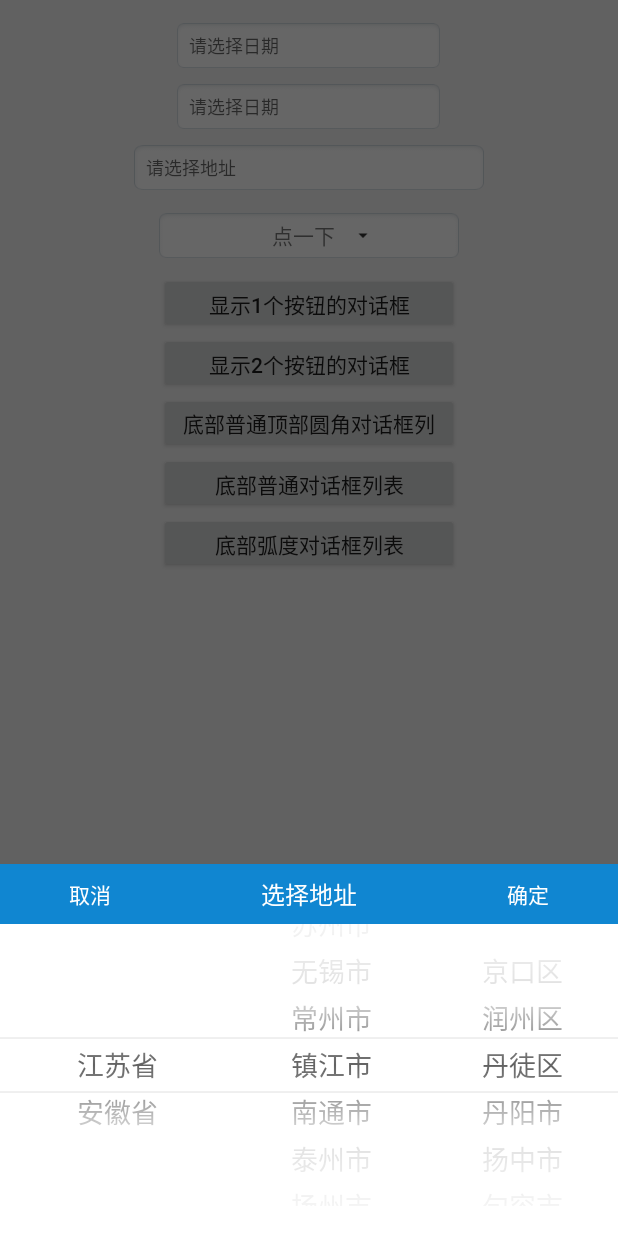
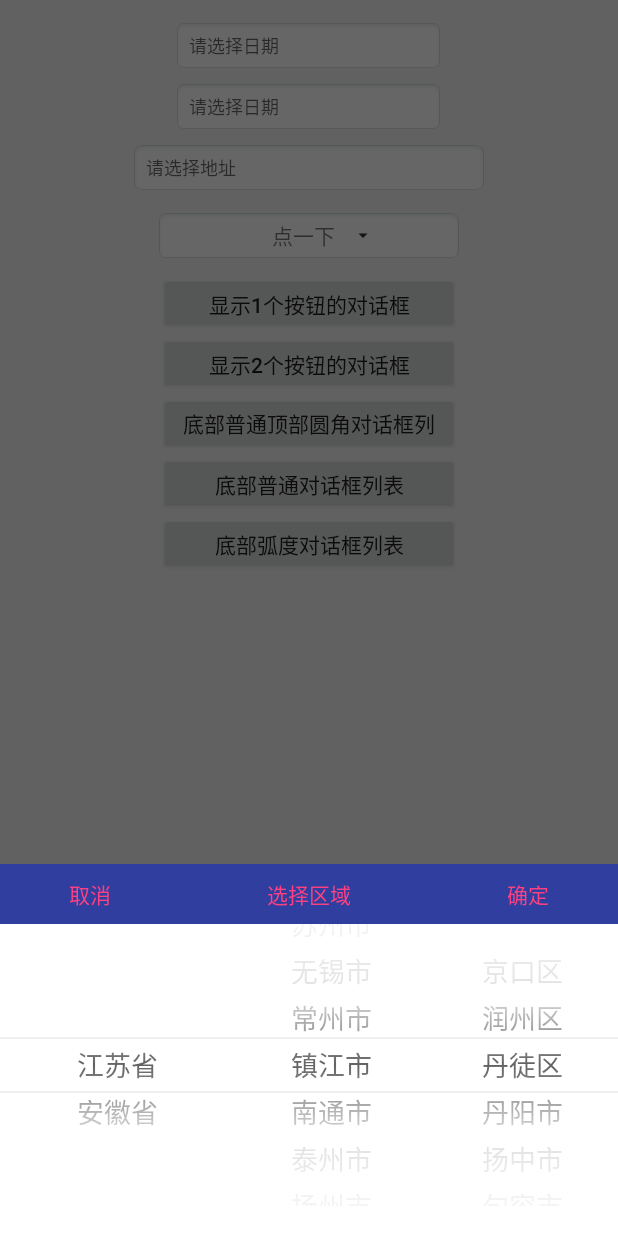
Before and after one commit to ChrisLeeLcx/CpLibrary, an Android app: the DialogActivity screen opened directly, with no data from a screen before it, after a tap on an icon or button, on a phone screen of 412 x 824 dp. Run offline under Robolectric (Android 15) with nearby library versions, the phone set to English and light mode, and no system bars; our stand-ins replace EventBus.

Commit message:
1、增加地址选择器标题栏外观设置

```diff
--- a/app/src/main/java/com/lee/demo/ui/activity/DialogActivity.java
+++ b/app/src/main/java/com/lee/demo/ui/activity/DialogActivity.java
@@ -74,6 +74,10 @@ public class DialogActivity extends SwipeBackActivity implements View.OnClickLis
         cityPickerUtil.setDefaultArea("江苏省","镇江市","丹徒区");  //默认显示的省份
 //        cityPickerUtil.setDefaultArea("江苏省","镇江市","");  //默认显示的省份
 //        cityPickerUtil.setDefaultArea("江苏省","","");  //默认显示的省份
+        cityPickerUtil.settTitle("选择区域");
+        cityPickerUtil.settBgColor(getResources().getColor(R.color.colorPrimaryDark));
+        cityPickerUtil.settTxtColor(getResources().getColor(R.color.colorAccent));
+        cityPickerUtil.settTxtSize(14);
     }
 
     @Override
--- a/cplibrary/src/main/java/cn/lee/cplibrary/widget/picker/util/CityPickerUtil.java
+++ b/cplibrary/src/main/java/cn/lee/cplibrary/widget/picker/util/CityPickerUtil.java
@@ -3,6 +3,7 @@ package cn.lee.cplibrary.widget.picker.util;
 import android.annotation.SuppressLint;
 import android.app.Dialog;
 import android.content.Context;
+import android.graphics.Color;
 import android.os.Handler;
 import android.os.Message;
 import android.view.LayoutInflater;
@@ -19,6 +20,8 @@ import java.util.List;
 import java.util.Map;
 
 import cn.lee.cplibrary.R;
+import cn.lee.cplibrary.util.ObjectUtils;
+import cn.lee.cplibrary.util.ScreenUtil;
 import cn.lee.cplibrary.util.dialog.CpComDialog;
 import cn.lee.cplibrary.util.LogUtil;
 import cn.lee.cplibrary.widget.picker.adapter.TextualWheelAdapter;
@@ -57,20 +60,12 @@ public class CityPickerUtil {
     private CityPickerCallBack callBack = null;
     private static int vsibleItemNum = 6;
     private static boolean isCyclic = false;
+    //标题栏外观设置
+    private int tBgColor = Color.parseColor("#1086D1");//时间选择框标题栏背景色
+    private int tTxtColor = Color.parseColor("#FFFFFF");//标题栏：文字颜色（确定、取消按钮、标题）
+    private String tTitle="选择地址";
+    private int tTxtSize=14; //单位 sp ，
 
-    public String[] getProvinceShow() {
-        return provinceShow;
-    }
-
-    public void setProvinceShow(String[] provinceShow) {
-        this.provinceShow = provinceShow;
-    }
-
-    public void setDefaultArea(String defalutP, String defalutC, String defalutD) {
-        this.defalutP = defalutP;
-        this.defalutC = defalutC;
-        this.defalutD = defalutD;
-    }
 
     @SuppressLint("HandlerLeak")
     private Handler mHandler = new Handler() {
@@ -156,11 +151,7 @@ public class CityPickerUtil {
             updateCity(context, cityView, citiesAll.get(pp));
             updateCity(context, districtView, districtsAll.get(pp).get(cc));
         }
-
-        //显示Title
-        TextView tvTitle = view.findViewById(R.id.tv_title);
-        tvTitle.setVisibility(View.VISIBLE);
-        tvTitle.setText("选择地址");
+        setView(view);
         // 设置监听
         view.findViewById(R.id.set).setOnClickListener(new View.OnClickListener() {
             @Override
@@ -214,7 +205,34 @@ public class CityPickerUtil {
             }
         });
     }
-
+    /**
+     * 设置对话框外观
+     */
+    private void setView(View layout) {
+        View titleBar = layout.findViewById(R.id.rl_title);
+        TextView tvTitle = layout.findViewById(R.id.tv_title);
+        TextView tvLeftBtn = layout.findViewById(R.id.cancel);
+        TextView tvRightBtn = layout.findViewById(R.id.set);
+        setView(titleBar, tvTitle, tvLeftBtn, tvRightBtn);
+    }
+    /**
+     * 设置对话框外观
+     */
+    private void setView(View titleBar, TextView tvTitle, TextView tvLeftBtn, TextView tvRightBtn) {
+        titleBar.setBackgroundColor(tBgColor);
+        if (!ObjectUtils.isEmpty(tTitle)) {
+            tvTitle.setVisibility(View.VISIBLE);
+            tvTitle.setText(tTitle);
+            tvTitle.setTextColor(tTxtColor);
+            tvTitle.setTextSize(tTxtSize);
+        } else {
+            tvTitle.setVisibility(View.GONE);
+        }
+        tvLeftBtn.setTextColor(tTxtColor);
+        tvRightBtn.setTextColor(tTxtColor);
+        tvLeftBtn.setTextSize(tTxtSize);
+        tvRightBtn.setTextSize(tTxtSize);
+    }
     /**
      * 初始化省、市、区
      */
@@ -357,4 +375,34 @@ public class CityPickerUtil {
             mHandler.removeCallbacksAndMessages(null);
         }
     }
+
+    public String[] getProvinceShow() {
+        return provinceShow;
+    }
+
+    public void setProvinceShow(String[] provinceShow) {
+        this.provinceShow = provinceShow;
+    }
+
+    public void setDefaultArea(String defalutP, String defalutC, String defalutD) {
+        this.defalutP = defalutP;
+        this.defalutC = defalutC;
+        this.defalutD = defalutD;
+    }
+
+    public void settBgColor(int tBgColor) {
+        this.tBgColor = tBgColor;
+    }
+
+    public void settTxtColor(int tTxtColor) {
+        this.tTxtColor = tTxtColor;
+    }
+
+    public void settTitle(String tTitle) {
+        this.tTitle = tTitle;
+    }
+
+    public void settTxtSize(int tTxtSize) {
+        this.tTxtSize = tTxtSize;
+    }
 }
```
